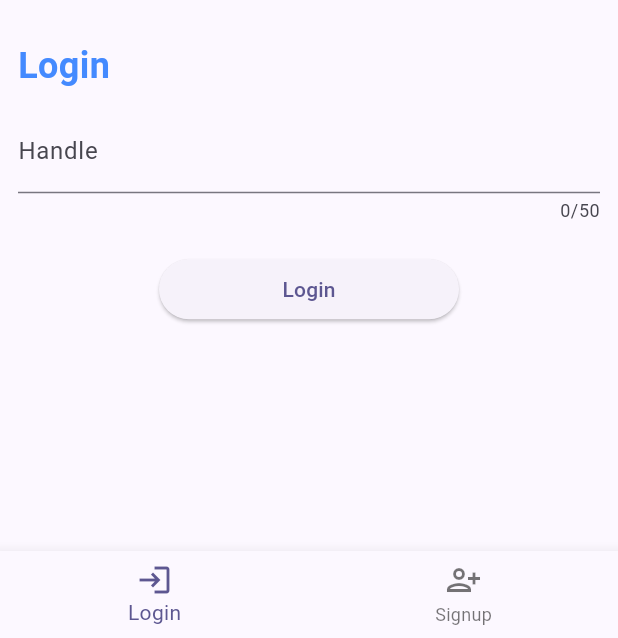
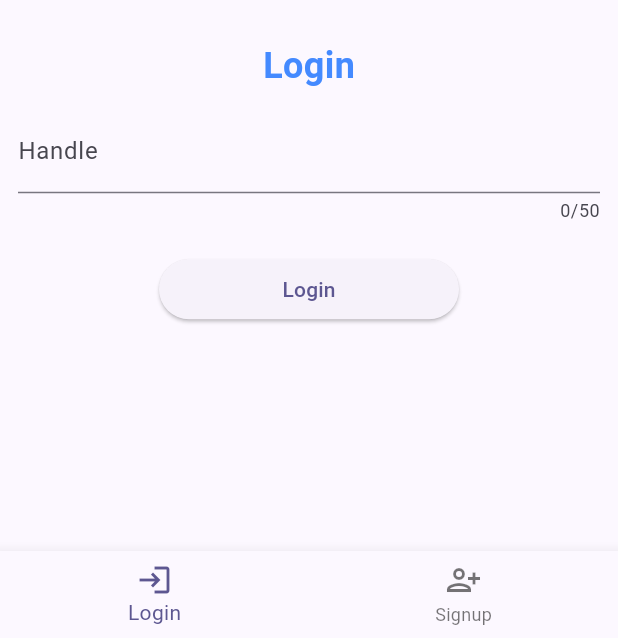
Before and after one commit to Cosync/AppKey-FlutterDemo, a Flutter app: the screen it shows after launch, on a phone screen of 412 x 824 dp, the part 598-1236 px from its top. Run offline on Flutter 3.47's test engine with Material 3 defaults, Android fonts, the phone set to English and light mode, and no system bars; our stand-ins replace flutter_riverpod, google_sign_in, sign_in_with_apple; missing offline and left inert: credential_manager, dart:ffi, localstore; network calls fail.

Commit message:
fixed scroll view

```diff
--- a/lib/screens/login_screen.dart
+++ b/lib/screens/login_screen.dart
@@ -169,8 +169,9 @@ class _LoginScreen extends ConsumerState<LoginScreen> {
             Header(message: "Welcome to the AppKey demo! Log in securely using your passkey or sign up with your email to create one in seconds. See for yourself how fast and seamless passkey creation can be with AppKey—no passwords, no hassle, just security made simple."),
 
             const SizedBox(height: 12),
-            Text("Login", style: TextStyle(color: Colors.blueAccent, fontSize: 24, fontWeight: FontWeight.bold,)),
-
+            Center(child:
+              Text("Login", style: TextStyle(color: Colors.blueAccent, fontSize: 24, fontWeight: FontWeight.bold,)),
+            ),
 
             Form(
                 key: _formKey,
```
Also changed, not shown: lib/screens/passkey_screen.dart (+7 -1 lines).
